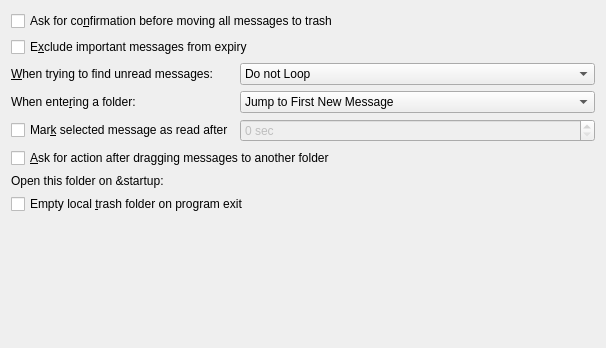
This is kmail/ui/miscpagemaintab.ui in chusopr/kdepim-ktimetracker-akonadi as Qt 5 draws it before an edit. The edited form follows.
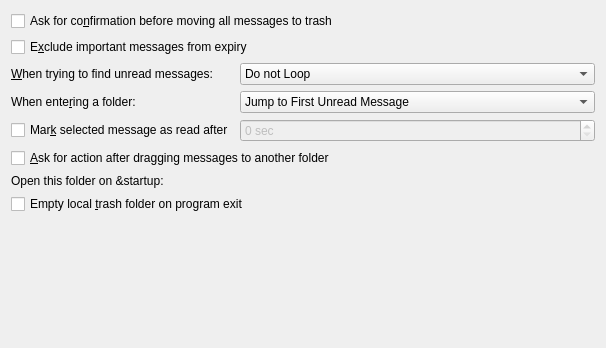
This is the edited form. Custom widgets are drawn as their Qt base class.

Commit message: Adapt the UI settings to the backend settings.

What changed in the file:
```diff
--- a/kmail/ui/miscpagemaintab.ui
+++ b/kmail/ui/miscpagemaintab.ui
@@ -105,12 +105,7 @@
       <widget class="KComboBox" name="mActionEnterFolder">
        <item>
         <property name="text">
-         <string>Jump to First New Message</string>
-        </property>
-       </item>
-       <item>
-        <property name="text">
-         <string>Jump to First Unread or New Message</string>
+         <string>Jump to First Unread Message</string>
         </property>
        </item>
        <item>
```
